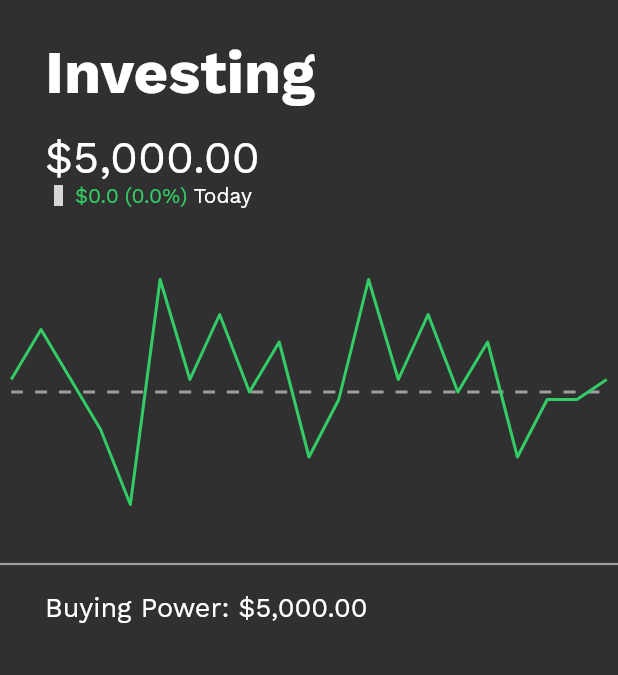
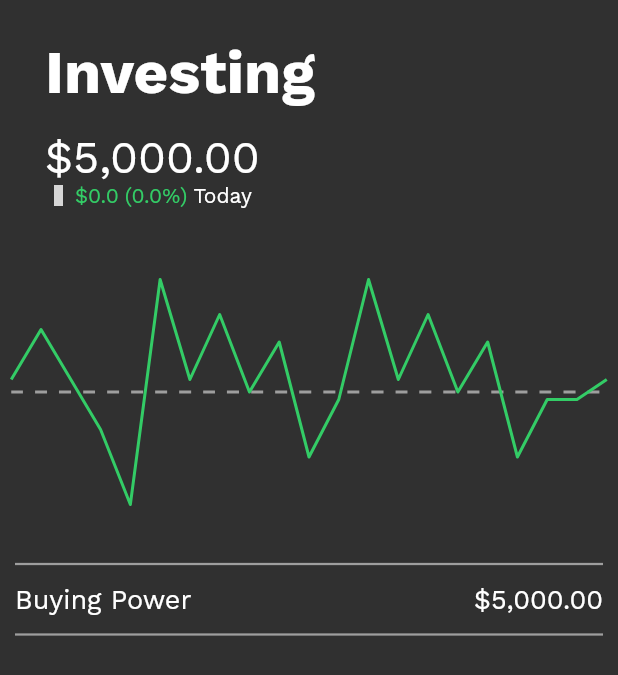
Before and after one commit to rbrunney/InvestEd, a Flutter app: the PortfolioPage screen opened directly, on a phone screen of 412 x 824 dp. Shown: the top 675 px of the screen. Run offline on Flutter 3.47's test engine with Material 2 defaults, Android fonts, the phone set to English and light mode, and no system bars; drawn by our look-alikes of fl_chart; our stand-ins replace flutter_vector_icons, page_transition; grey boxes are pictures that could not be loaded.

Commit message:
Worked on Portfolio Graph
Worked some more on portfolio graph trying to remove the visual box when they touch graph

```diff
--- a/InvestEd/Front End/invested/lib/pages/portfolio/portfolio_graph.dart
+++ b/InvestEd/Front End/invested/lib/pages/portfolio/portfolio_graph.dart
@@ -78,6 +78,29 @@ class _PortfolioGraphState extends State<PortfolioGraph> {
             borderData: FlBorderData(show: false),
             // Removing Grid Information to be visually cleaner
             gridData: FlGridData(show: false),
+            lineTouchData: LineTouchData(
+              enabled: true,
+              // Makes phone stay within view of the phone
+              touchTooltipData: LineTouchTooltipData(
+                fitInsideHorizontally: true,
+              ),
+              getTouchedSpotIndicator:
+                  (LineChartBarData barData, List<int> indicators) {
+                return indicators.map(
+                      (int index) {
+                    final line = FlLine(
+                        color: Colors.grey,
+                        strokeWidth: 1,
+                        dashArray: [2, 4]);
+                    return TouchedSpotIndicatorData(
+                      line,
+                      FlDotData(show: true),
+                    );
+                  },
+                ).toList();
+              },
+                getTouchLineEnd: (_, __) => double.infinity
+            )
           ),
         ));
   }
--- a/InvestEd/Front End/invested/lib/pages/portfolio/portfolio_page.dart
+++ b/InvestEd/Front End/invested/lib/pages/portfolio/portfolio_page.dart
@@ -36,17 +36,42 @@ class _PortfolioPageState extends State<PortfolioPage> {
                   margin: const EdgeInsets.symmetric(vertical: 15),
                   child: const PortfolioGraph()
                 ),
-                const Divider(
+                Container(
+                  margin: const EdgeInsets.symmetric(horizontal: 10),
+                  child: const Divider(
                     thickness: 1.5,
                     color: Colors.grey,
+                  )
                 ),
+                Container(
+                  margin: const EdgeInsets.symmetric(horizontal: 10),
+                  child: Row(
+                    children: [
                       CustomText(
-                  text: 'Buying Power: \$5,000.00',
-                  topMargin: 10,
-                  leftMargin: 30,
+                        text: 'Buying Power',
+                        topMargin: 5,
+                        bottomMargin: 5,
                         alignment: Alignment.centerLeft,
                         fontSize: 18,
+                      ),
+                      const Spacer(),
+                      CustomText(
+                        text: '\$5,000.00',
+                        topMargin: 5,
+                        bottomMargin: 5,
+                        alignment: Alignment.centerRight,
+                        fontSize: 18,
+                      ),
+                    ],
+                  ),
+                ),
+                Container(
+                    margin: const EdgeInsets.symmetric(horizontal: 10),
+                    child: const Divider(
+                      thickness: 1.5,
+                      color: Colors.grey,
                     )
+                ),
               ],
             )
           )
```
Also changed, not shown: InvestEd/Front End/invested/lib/pages/portfolio/period_choice_picker.dart (added, +15 -0 lines), InvestEd/Time Tracker/tracker.json (+40 -0 lines). Lines whose indentation alone changed are shown as unchanged.
